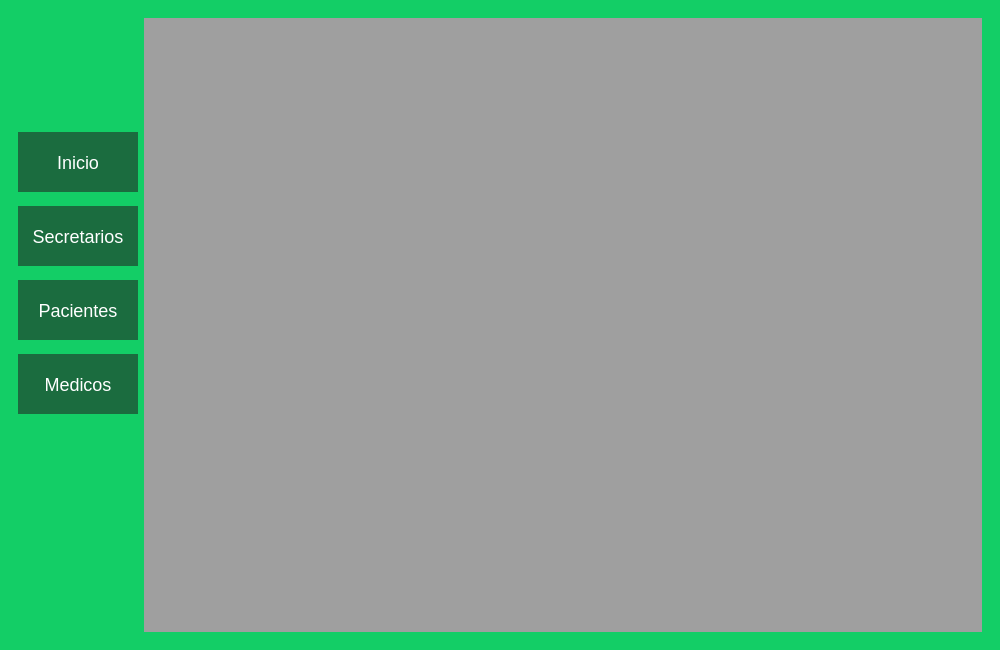
First picture: the form in View/home.ui, repository BermudezK/consultsoft, before the edit.
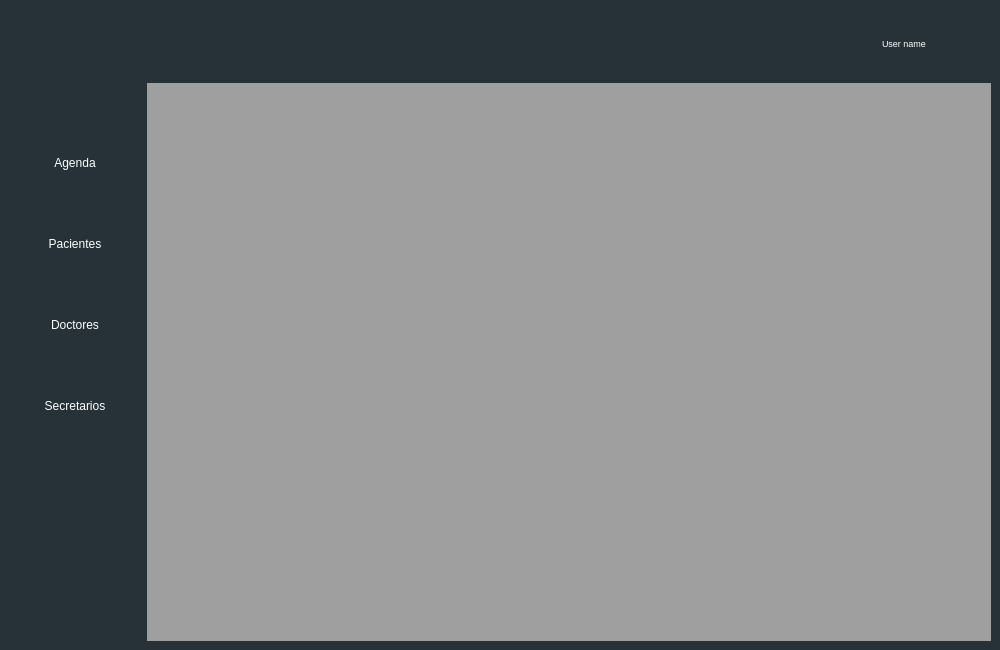
Second picture: the form after the edit. Icons and pictures are not drawn.

Commit message: Agregada la nueva interfaz del home

```diff
--- a/View/home.ui
+++ b/View/home.ui
@@ -15,57 +15,153 @@
   </property>
   <property name="styleSheet">
    <string notr="true">#panel, #MainWindow{
-	background-color:#13CE66;
+	background-color:#263238;
 }
-#pb_inicio, #pb_pacientes, #pb_secretarios, #pb_medicos{
-	font-size: 18px;
-	background-color:#1B6C3F;
+#panel{
+	margin: 0px;
+}
+.QPushButton{
+	font-size: 12px;
+	background-color:#263238;
 	border:none;
 	color: white;
+	margin: 0px 0px;
 	text-align: center;
-	height:60px;
-    width: 120px;
+	height:80px;
+    width: 130px;
 }
 
-
+.QPushButton:hover {
+	background-color: #00796b;
+}
+#pd_logOut:hover{
+	background-color:#d32f2f;
+}
+#L_userPhoto{
+	background: url(icon/user.png);
+  	border-radius: 40px;
+}
+#L_userName{
+	font-size: 9px;
+	color: white;
+}
 </string>
   </property>
   <widget class="QWidget" name="centralwidget">
-   <layout class="QHBoxLayout" name="horizontalLayout">
-    <item>
-     <widget class="QWidget" name="panel" native="true">
-      <property name="styleSheet">
-       <string notr="true"/>
-      </property>
       <layout class="QGridLayout" name="gridLayout">
-       <item row="0" column="0">
+    <item row="0" column="1" alignment="Qt::AlignRight|Qt::AlignTop">
+     <widget class="QWidget" name="w_user" native="true">
         <layout class="QGridLayout" name="gridLayout_2">
+       <item row="0" column="1" alignment="Qt::AlignHCenter|Qt::AlignTop">
+        <widget class="QLabel" name="L_userPhoto">
+         <property name="minimumSize">
+          <size>
+           <width>50</width>
+           <height>50</height>
+          </size>
+         </property>
+         <property name="maximumSize">
+          <size>
+           <width>10</width>
+           <height>20</height>
+          </size>
+         </property>
+         <property name="frameShape">
+          <enum>QFrame::NoFrame</enum>
+         </property>
+         <property name="frameShadow">
+          <enum>QFrame::Plain</enum>
+         </property>
+         <property name="text">
+          <string/>
+         </property>
+         <property name="pixmap">
+          <pixmap>../icons/user.png</pixmap>
+         </property>
+         <property name="scaledContents">
+          <bool>true</bool>
+         </property>
+         <property name="wordWrap">
+          <bool>false</bool>
+         </property>
+        </widget>
+       </item>
+       <item row="0" column="0">
+        <widget class="QLabel" name="L_userName">
+         <property name="font">
+          <font>
+           <pointsize>-1</pointsize>
+          </font>
+         </property>
+         <property name="text">
+          <string>User name</string>
+         </property>
+        </widget>
+       </item>
+      </layout>
+     </widget>
+    </item>
+    <item row="0" column="0" rowspan="2">
+     <widget class="QWidget" name="panel" native="true">
+      <property name="styleSheet">
+       <string notr="true"/>
+      </property>
+      <layout class="QVBoxLayout" name="verticalLayout">
+       <property name="spacing">
+        <number>1</number>
+       </property>
          <property name="sizeConstraint">
-          <enum>QLayout::SetDefaultConstraint</enum>
+        <enum>QLayout::SetMinAndMaxSize</enum>
+       </property>
+       <property name="leftMargin">
+        <number>1</number>
          </property>
          <property name="topMargin">
-          <number>100</number>
+        <number>1</number>
+       </property>
+       <property name="rightMargin">
+        <number>1</number>
          </property>
          <property name="bottomMargin">
-          <number>200</number>
-         </property>
-         <property name="spacing">
-          <number>0</number>
+        <number>1</number>
+       </property>
+       <item>
+        <spacer name="verticalSpacer">
+         <property name="orientation">
+          <enum>Qt::Vertical</enum>
          </property>
-         <item row="4" column="0">
-          <widget class="QPushButton" name="pb_medicos">
+         <property name="sizeHint" stdset="0">
+          <size>
+           <width>20</width>
+           <height>40</height>
+          </size>
+         </property>
+        </spacer>
+       </item>
+       <item>
+        <widget class="QPushButton" name="pb_inicio">
            <property name="styleSheet">
             <string notr="true"/>
            </property>
            <property name="text">
-            <string>Medicos</string>
+          <string>Agenda</string>
+         </property>
+         <property name="icon">
+          <iconset>
+           <normaloff>../icons/calendar.png</normaloff>../icons/calendar.png</iconset>
+         </property>
+         <property name="iconSize">
+          <size>
+           <width>50</width>
+           <height>50</height>
+          </size>
            </property>
            <attribute name="buttonGroup">
             <string notr="true">buttonGroup</string>
            </attribute>
           </widget>
          </item>
-         <item row="3" column="0">
+       <item>
           <widget class="QPushButton" name="pb_pacientes">
            <property name="styleSheet">
             <string notr="true"/>
@@ -73,25 +169,45 @@
            <property name="text">
             <string>Pacientes</string>
            </property>
+         <property name="icon">
+          <iconset>
+           <normaloff>../icons/team-of-workers.png</normaloff>../icons/team-of-workers.png</iconset>
+         </property>
+         <property name="iconSize">
+          <size>
+           <width>50</width>
+           <height>50</height>
+          </size>
+         </property>
            <attribute name="buttonGroup">
             <string notr="true">buttonGroup</string>
            </attribute>
           </widget>
          </item>
-         <item row="0" column="0">
-          <widget class="QPushButton" name="pb_inicio">
+       <item>
+        <widget class="QPushButton" name="pb_medicos">
            <property name="styleSheet">
             <string notr="true"/>
            </property>
            <property name="text">
-            <string>Inicio</string>
+          <string>Doctores</string>
+         </property>
+         <property name="icon">
+          <iconset>
+           <normaloff>../icons/doctor.png</normaloff>../icons/doctor.png</iconset>
+         </property>
+         <property name="iconSize">
+          <size>
+           <width>50</width>
+           <height>50</height>
+          </size>
            </property>
            <attribute name="buttonGroup">
             <string notr="true">buttonGroup</string>
            </attribute>
           </widget>
          </item>
-         <item row="1" column="0">
+       <item>
           <widget class="QPushButton" name="pb_secretarios">
            <property name="styleSheet">
             <string notr="true"/>
@@ -99,14 +215,58 @@
            <property name="text">
             <string>Secretarios</string>
            </property>
+         <property name="icon">
+          <iconset>
+           <normaloff>../icons/secretary.png</normaloff>../icons/secretary.png</iconset>
+         </property>
+         <property name="iconSize">
+          <size>
+           <width>50</width>
+           <height>40</height>
+          </size>
+         </property>
            <attribute name="buttonGroup">
             <string notr="true">buttonGroup</string>
            </attribute>
           </widget>
          </item>
-        </layout>
-       </item>
-       <item row="0" column="1">
+       <item>
+        <widget class="QPushButton" name="pd_logOut">
+         <property name="text">
+          <string/>
+         </property>
+         <property name="icon">
+          <iconset>
+           <normaloff>../icons/exit.png</normaloff>../icons/exit.png</iconset>
+         </property>
+         <property name="iconSize">
+          <size>
+           <width>50</width>
+           <height>50</height>
+          </size>
+         </property>
+        </widget>
+       </item>
+       <item>
+        <spacer name="verticalSpacer_2">
+         <property name="orientation">
+          <enum>Qt::Vertical</enum>
+         </property>
+         <property name="sizeType">
+          <enum>QSizePolicy::Expanding</enum>
+         </property>
+         <property name="sizeHint" stdset="0">
+          <size>
+           <width>20</width>
+           <height>40</height>
+          </size>
+         </property>
+        </spacer>
+       </item>
+      </layout>
+     </widget>
+    </item>
+    <item row="1" column="1">
         <widget class="QMdiArea" name="mdiArea">
          <property name="styleSheet">
           <string notr="true">QMdiArea{
@@ -117,9 +277,6 @@
        </item>
       </layout>
      </widget>
-    </item>
-   </layout>
-  </widget>
  </widget>
  <tabstops>
   <tabstop>pb_inicio</tabstop>
```
Left out of the diff: 5 changed lines with no effect on the pictures. Lines whose indentation alone changed are shown as unchanged. The commit also changes 11 other files.
